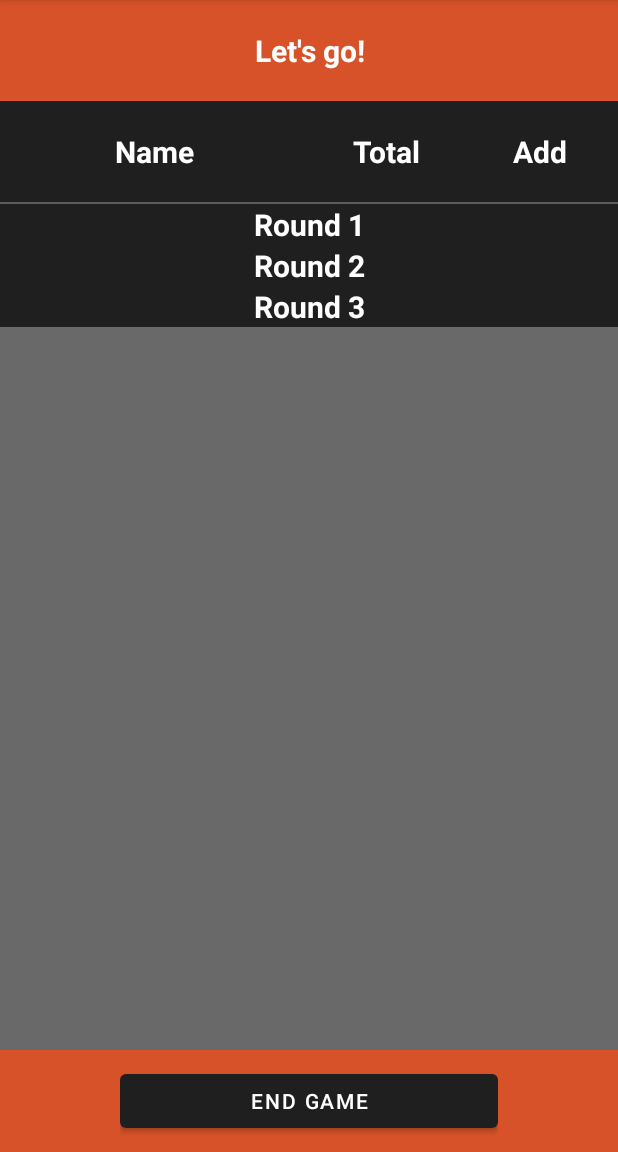
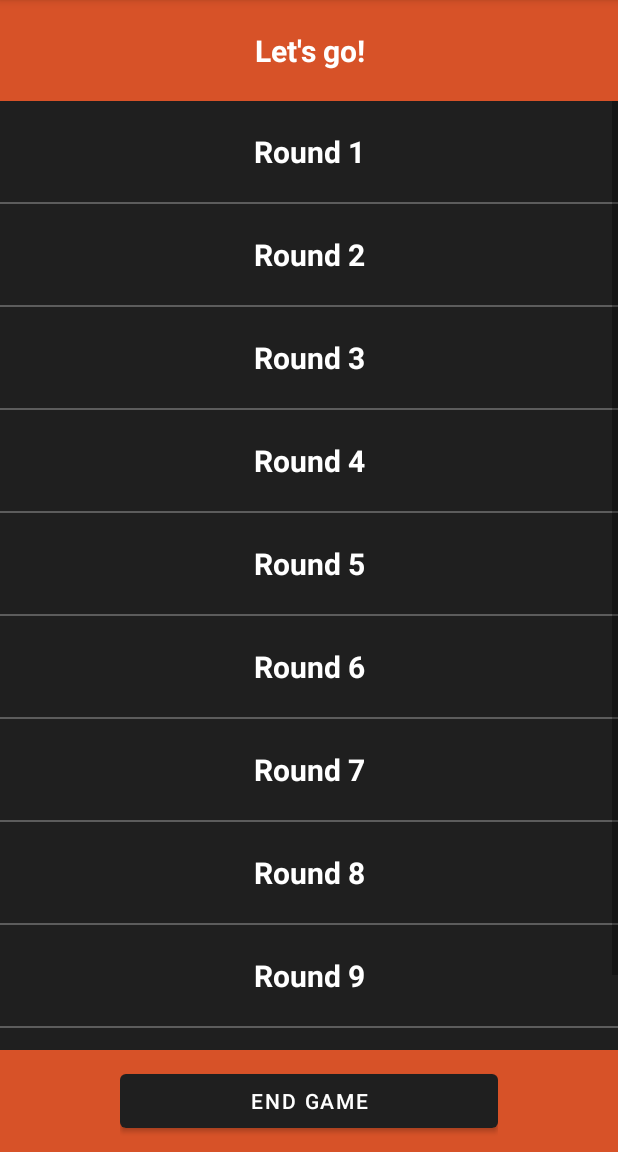
Before and after one commit to jpohlmeyer/scorekeeperkotlin, an Android app: the SkullKingGameFragment screen opened through its navigation route, on a phone screen of 412 x 824 dp, the part 84-1236 px from its top. Run offline under Robolectric (Android 15) with nearby library versions, the phone set to English and light mode, and no system bars; our stand-ins replace Dagger/Hilt's generated code; 6 statements that could not run were skipped.

Commit message:
Add layout for all rounds with dynamic player names

```diff
--- a/app/src/main/java/com/github/jpohlmeyer/scorekeeperkotlin/GameService.kt
+++ b/app/src/main/java/com/github/jpohlmeyer/scorekeeperkotlin/GameService.kt
@@ -1,7 +1,7 @@
 package com.github.jpohlmeyer.scorekeeperkotlin
 
 import com.github.jpohlmeyer.scorekeeperkotlin.model.Game
-import com.github.jpohlmeyer.scorekeeperkotlin.model.SimpleGame
+import com.github.jpohlmeyer.scorekeeperkotlin.model.simplegame.SimpleGame
 import javax.inject.Inject
 import javax.inject.Singleton
 
--- a/app/src/main/java/com/github/jpohlmeyer/scorekeeperkotlin/model/GameType.kt
+++ b/app/src/main/java/com/github/jpohlmeyer/scorekeeperkotlin/model/GameType.kt
@@ -1,5 +1,7 @@
 package com.github.jpohlmeyer.scorekeeperkotlin.model
 
+import com.github.jpohlmeyer.scorekeeperkotlin.model.simplegame.SimpleGame
+import com.github.jpohlmeyer.scorekeeperkotlin.model.skullkinggame.SkullKingGame
 import kotlin.reflect.KClass
 
 enum class GameType(val gameTypeName: String, val gameClass: KClass<out Game>){
--- a/app/src/main/java/com/github/jpohlmeyer/scorekeeperkotlin/model/SimpleGame.kt
+++ b/app/src/main/java/com/github/jpohlmeyer/scorekeeperkotlin/model/simplegame/SimpleGame.kt
@@ -1,5 +1,7 @@
-package com.github.jpohlmeyer.scorekeeperkotlin.model
+package com.github.jpohlmeyer.scorekeeperkotlin.model.simplegame
 
+import com.github.jpohlmeyer.scorekeeperkotlin.model.Game
+import com.github.jpohlmeyer.scorekeeperkotlin.model.Player
 import kotlin.reflect.KClass
 
 class SimpleGame : Game() {
--- a/app/src/main/java/com/github/jpohlmeyer/scorekeeperkotlin/model/SkullKingGame.kt
+++ b/app/src/main/java/com/github/jpohlmeyer/scorekeeperkotlin/model/skullkinggame/SkullKingGame.kt
@@ -1,8 +1,15 @@
-package com.github.jpohlmeyer.scorekeeperkotlin.model
+package com.github.jpohlmeyer.scorekeeperkotlin.model.skullkinggame
 
+import com.github.jpohlmeyer.scorekeeperkotlin.model.Game
+import com.github.jpohlmeyer.scorekeeperkotlin.model.Player
 import kotlin.reflect.KClass
 
 class SkullKingGame : Game() {
+
+    companion object {
+        val NUMBER_OF_ROUNDS = 10
+    }
+
     override val playerType: KClass<out Player> = SkullKingPlayer::class
 
     val playerList: MutableList<SkullKingPlayer>
--- a/app/src/main/java/com/github/jpohlmeyer/scorekeeperkotlin/screens/addplayers/AddPlayersFragment.kt
+++ b/app/src/main/java/com/github/jpohlmeyer/scorekeeperkotlin/screens/addplayers/AddPlayersFragment.kt
@@ -13,8 +13,8 @@ import androidx.recyclerview.widget.LinearLayoutManager
 import androidx.recyclerview.widget.RecyclerView
 import com.github.jpohlmeyer.scorekeeperkotlin.databinding.FragmentAddPlayersBinding
 import com.github.jpohlmeyer.scorekeeperkotlin.model.Player
-import com.github.jpohlmeyer.scorekeeperkotlin.model.SimpleGame
-import com.github.jpohlmeyer.scorekeeperkotlin.model.SkullKingGame
+import com.github.jpohlmeyer.scorekeeperkotlin.model.simplegame.SimpleGame
+import com.github.jpohlmeyer.scorekeeperkotlin.model.skullkinggame.SkullKingGame
 import com.github.jpohlmeyer.scorekeeperkotlin.screens.addplayers.playerlist.OnTouchListChangedListener
 import com.github.jpohlmeyer.scorekeeperkotlin.screens.addplayers.playerlist.OnStartDragListener
 import com.github.jpohlmeyer.scorekeeperkotlin.screens.addplayers.playerlist.PlayerListAdapter
--- a/app/src/main/java/com/github/jpohlmeyer/scorekeeperkotlin/screens/addplayers/AddPlayersViewModel.kt
+++ b/app/src/main/java/com/github/jpohlmeyer/scorekeeperkotlin/screens/addplayers/AddPlayersViewModel.kt
@@ -6,8 +6,6 @@ import androidx.lifecycle.ViewModel
 import com.github.jpohlmeyer.scorekeeperkotlin.GameService
 import com.github.jpohlmeyer.scorekeeperkotlin.model.Game
 import com.github.jpohlmeyer.scorekeeperkotlin.model.Player
-import com.github.jpohlmeyer.scorekeeperkotlin.model.SimpleGame
-import com.github.jpohlmeyer.scorekeeperkotlin.model.SimplePlayer
 import dagger.hilt.android.lifecycle.HiltViewModel
 import java.util.*
 import javax.inject.Inject
--- a/app/src/main/java/com/github/jpohlmeyer/scorekeeperkotlin/screens/addplayers/playerlist/PlayerListAdapter.kt
+++ b/app/src/main/java/com/github/jpohlmeyer/scorekeeperkotlin/screens/addplayers/playerlist/PlayerListAdapter.kt
@@ -1,14 +1,12 @@
 package com.github.jpohlmeyer.scorekeeperkotlin.screens.addplayers.playerlist
 
 import android.annotation.SuppressLint
-import android.util.Log
 import android.view.LayoutInflater
 import android.view.MotionEvent
 import android.view.ViewGroup
 import androidx.recyclerview.widget.RecyclerView
 import com.github.jpohlmeyer.scorekeeperkotlin.databinding.DraggableStringListItemBinding
 import com.github.jpohlmeyer.scorekeeperkotlin.model.Player
-import com.github.jpohlmeyer.scorekeeperkotlin.model.SimplePlayer
 import java.util.*
 
 class PlayerListAdapter(
--- a/app/src/main/java/com/github/jpohlmeyer/scorekeeperkotlin/screens/simplegame/SimpleGameFragment.kt
+++ b/app/src/main/java/com/github/jpohlmeyer/scorekeeperkotlin/screens/simplegame/SimpleGameFragment.kt
@@ -11,12 +11,9 @@ import androidx.lifecycle.Observer
 import androidx.navigation.fragment.findNavController
 import com.github.jpohlmeyer.scorekeeperkotlin.R
 import com.github.jpohlmeyer.scorekeeperkotlin.databinding.FragmentSimpleGameBinding
-import com.github.jpohlmeyer.scorekeeperkotlin.model.Player
-import com.github.jpohlmeyer.scorekeeperkotlin.model.SimplePlayer
+import com.github.jpohlmeyer.scorekeeperkotlin.model.simplegame.SimplePlayer
 import dagger.hilt.android.AndroidEntryPoint
 import android.view.inputmethod.EditorInfo
-
-import android.view.KeyEvent
 
 import android.widget.TextView
 
--- a/app/src/main/java/com/github/jpohlmeyer/scorekeeperkotlin/screens/simplegame/SimpleGameViewModel.kt
+++ b/app/src/main/java/com/github/jpohlmeyer/scorekeeperkotlin/screens/simplegame/SimpleGameViewModel.kt
@@ -4,9 +4,8 @@ import androidx.lifecycle.LiveData
 import androidx.lifecycle.MutableLiveData
 import androidx.lifecycle.ViewModel
 import com.github.jpohlmeyer.scorekeeperkotlin.GameService
-import com.github.jpohlmeyer.scorekeeperkotlin.model.Player
-import com.github.jpohlmeyer.scorekeeperkotlin.model.SimpleGame
-import com.github.jpohlmeyer.scorekeeperkotlin.model.SimplePlayer
+import com.github.jpohlmeyer.scorekeeperkotlin.model.simplegame.SimpleGame
+import com.github.jpohlmeyer.scorekeeperkotlin.model.simplegame.SimplePlayer
 import dagger.hilt.android.lifecycle.HiltViewModel
 import javax.inject.Inject
 
--- a/app/src/main/java/com/github/jpohlmeyer/scorekeeperkotlin/screens/skullkinggame/SkullKingGameFragment.kt
+++ b/app/src/main/java/com/github/jpohlmeyer/scorekeeperkotlin/screens/skullkinggame/SkullKingGameFragment.kt
@@ -11,7 +11,9 @@ import androidx.lifecycle.Observer
 import androidx.navigation.fragment.findNavController
 import com.github.jpohlmeyer.scorekeeperkotlin.R
 import com.github.jpohlmeyer.scorekeeperkotlin.databinding.FragmentSkullKingGameBinding
-import com.github.jpohlmeyer.scorekeeperkotlin.model.SkullKingPlayer
+import com.github.jpohlmeyer.scorekeeperkotlin.model.skullkinggame.SkullKingGame
+import com.github.jpohlmeyer.scorekeeperkotlin.model.skullkinggame.SkullKingPlayer
+import com.google.android.material.divider.MaterialDivider
 import dagger.hilt.android.AndroidEntryPoint
 
 @AndroidEntryPoint
@@ -22,7 +24,7 @@ class SkullKingGameFragment : Fragment() {
 
     private val viewModel: SkullKingGameViewModel by viewModels()
 
-    private var toggle = true
+    private var toggle = Array(SkullKingGame.NUMBER_OF_ROUNDS) { false }
 
     override fun onCreateView(
         inflater: LayoutInflater, container: ViewGroup?,
@@ -35,65 +37,53 @@ class SkullKingGameFragment : Fragment() {
     override fun onViewCreated(view: View, savedInstanceState: Bundle?) {
         initTable()
         binding.endButton.setOnClickListener(this::endGameButtonOnClick)
-        binding.accordiontest1.setOnClickListener(this::toggleAccordion)
     }
 
-    private fun toggleAccordion(view: View) {
-        // todo save accordion state in viewmodel?
-        val accordionIndex = binding.pointTable.indexOfChild(binding.accordiontest1)
-        if (toggle) {
-            for (i in viewModel.playerLiveData.indices) {
-                binding.pointTable.getChildAt(accordionIndex + i + 1).visibility = View.GONE
+    // todo toggle indicator on each round?
+    // todo mermaid/skullking bonus?
+    // TODO add end round button?
+    private fun initTable() {
+        for (roundIndex in 1..SkullKingGame.NUMBER_OF_ROUNDS) {
+            val roundRow = layoutInflater.inflate(R.layout.skull_king_game_round, binding.pointTable, false)
+            roundRow.findViewById<TextView>(R.id.roundtext).text = "Round $roundIndex"
+            binding.pointTable.addView(roundRow)
+
+            val roundHeadRow = layoutInflater.inflate(R.layout.skull_king_game_head_row, binding.pointTable, false)
+            roundHeadRow.visibility = View.GONE
+            binding.pointTable.addView(roundHeadRow)
+
+            for (playerIndex in viewModel.playerLiveData.indices) {
+                val playerRow = layoutInflater.inflate(R.layout.skull_king_game_row, binding.pointTable, false)
+                playerRow.visibility = View.GONE
+
+                val playerName = playerRow.findViewById<TextView>(R.id.name)
+                val playerObserver = Observer<SkullKingPlayer> { player ->
+                    playerName.text = player.name
+                }
+                viewModel.playerLiveData[playerIndex].observe(viewLifecycleOwner, playerObserver)
+
+                binding.pointTable.addView(playerRow)
             }
-        } else {
-            for (i in viewModel.playerLiveData.indices) {
-                binding.pointTable.getChildAt(accordionIndex + i + 1).visibility = View.VISIBLE
+            val divider = MaterialDivider(requireContext())
+            binding.pointTable.addView(divider)
+
+            roundRow.setOnClickListener {
+                val roundRowTableIndex = binding.pointTable.indexOfChild(roundRow)
+                if (toggle[roundIndex - 1]) {
+                    for (i in 1..(viewModel.playerLiveData.size + 1)) {
+                        binding.pointTable.getChildAt(roundRowTableIndex + i).visibility = View.GONE
+                    }
+                } else {
+                    for (i in 1..(viewModel.playerLiveData.size + 1)) {
+                        binding.pointTable.getChildAt(roundRowTableIndex + i).visibility = View.VISIBLE
+                    }
+                }
+                toggle[roundIndex - 1] = !toggle[roundIndex - 1]
             }
         }
-        toggle = !toggle
+        // toggle round 1
+        binding.pointTable.getChildAt(0).callOnClick()
     }
-
-    private fun initTable() {
-        val accordionIndex = binding.pointTable.indexOfChild(binding.accordiontest1)
-        for (i in viewModel.playerLiveData.indices) {
-            val tableRow = layoutInflater.inflate(R.layout.simple_game_row, binding.pointTable, false)
-            val playerName = tableRow.findViewById<TextView>(R.id.name)
-            val playerObserver = Observer<SkullKingPlayer> { player ->
-                playerName.text = player.name
-            }
-            viewModel.playerLiveData[i].observe(viewLifecycleOwner, playerObserver)
-            binding.pointTable.addView(tableRow, accordionIndex + i + 1)
-        }
-    }
-
-//    private fun initTable() {
-//        for (i in viewModel.playerLiveData.indices) {
-//            val tableRow = layoutInflater.inflate(R.layout.simple_game_row, binding.pointTable, false)
-//            val playerName = tableRow.findViewById<TextView>(R.id.name)
-//            val totalPoints: TextView = tableRow.findViewById(R.id.totalpoints)
-//            val newPoints: EditText = tableRow.findViewById(R.id.addpoints)
-//            val submitButton: ImageButton = tableRow.findViewById(R.id.add_points_button)
-//            newPoints.setOnEditorActionListener(OnEditorActionListener { _, actionId, _ ->
-//                if (actionId == EditorInfo.IME_ACTION_DONE) {
-//                    submitButton.performClick()
-//                    return@OnEditorActionListener true
-//                }
-//                false
-//            })
-//            submitButton.setOnClickListener {
-//                if (newPoints.text.isNotEmpty()) {
-//                    viewModel.addPoints(i, (newPoints.text.toString()).toInt())
-//                    newPoints.setText("")
-//                }
-//            }
-//            binding.pointTable.addView(tableRow)
-//            val playerObserver = Observer<SimplePlayer> { player ->
-//                playerName.text = player.name
-//                totalPoints.text = player.points.toString()
-//            }
-//            viewModel.playerLiveData[i].observe(viewLifecycleOwner, playerObserver)
-//        }
-//    }
 
     private fun endGameButtonOnClick(view: View) {
         val action = SkullKingGameFragmentDirections.actionSkullKingGameFragmentToStartFragment()
--- a/app/src/main/java/com/github/jpohlmeyer/scorekeeperkotlin/screens/skullkinggame/SkullKingGameViewModel.kt
+++ b/app/src/main/java/com/github/jpohlmeyer/scorekeeperkotlin/screens/skullkinggame/SkullKingGameViewModel.kt
@@ -4,8 +4,8 @@ import androidx.lifecycle.LiveData
 import androidx.lifecycle.MutableLiveData
 import androidx.lifecycle.ViewModel
 import com.github.jpohlmeyer.scorekeeperkotlin.GameService
-import com.github.jpohlmeyer.scorekeeperkotlin.model.SkullKingGame
-import com.github.jpohlmeyer.scorekeeperkotlin.model.SkullKingPlayer
+import com.github.jpohlmeyer.scorekeeperkotlin.model.skullkinggame.SkullKingGame
+import com.github.jpohlmeyer.scorekeeperkotlin.model.skullkinggame.SkullKingPlayer
 import dagger.hilt.android.lifecycle.HiltViewModel
 import javax.inject.Inject
 
@@ -26,5 +26,4 @@ class SkullKingGameViewModel @Inject constructor(
             _playerLiveData.add(MutableLiveData(player))
         }
     }
-
 }
--- a/app/src/main/res/layout/fragment_skull_king_game.xml
+++ b/app/src/main/res/layout/fragment_skull_king_game.xml
@@ -40,120 +40,6 @@
             android:layout_height="wrap_content"
             android:stretchColumns="*">
 
-            <TableRow
-                android:paddingTop="20dp"
-                android:paddingBottom="20dp"
-                android:gravity="center"
-                android:layout_width="wrap_content"
-                android:layout_height="wrap_content"
-                android:weightSum="1"
-                android:background="@color/dark_gray"
-                >
-
-                <TextView
-                    android:id="@+id/namehead"
-                    android:textSize="20sp"
-                    android:textStyle="bold"
-                    android:gravity="center"
-                    android:layout_width="0dp"
-                    android:layout_height="wrap_content"
-                    android:text="Name"
-                    android:layout_weight="0.5"
-                    android:textColor="@color/white"
-                    />
-
-                <TextView
-                    android:id="@+id/totalpointshead"
-                    android:textSize="20sp"
-                    android:textStyle="bold"
-                    android:gravity="center"
-                    android:layout_width="0dp"
-                    android:layout_height="match_parent"
-                    android:text="Total"
-                    android:layout_weight="0.25"
-                    android:textColor="@color/white"
-                    />
-
-                <TextView
-                    android:id="@+id/addpointshead"
-                    android:textSize="20sp"
-                    android:textStyle="bold"
-                    android:gravity="center"
-                    android:layout_width="0dp"
-                    android:layout_height="match_parent"
-                    android:text="Add"
-                    android:layout_weight="0.25"
-                    android:textColor="@color/white"
-                    />
-
-            </TableRow>
-
-            <com.google.android.material.divider.MaterialDivider
-                android:id="@+id/divider"
-                android:layout_width="match_parent"
-                android:layout_height="wrap_content"
-                />
-
-            <TableRow
-                android:id="@+id/accordiontest1"
-                android:gravity="center"
-                android:layout_width="wrap_content"
-                android:layout_height="wrap_content"
-                android:weightSum="1"
-                android:background="@color/dark_gray">
-
-                <TextView
-                    android:textSize="20sp"
-                    android:textStyle="bold"
-                    android:gravity="center"
-                    android:layout_width="0dp"
-                    android:layout_height="match_parent"
-                    android:text="Round 1"
-                    android:layout_weight="1"
-                    android:textColor="@color/white"
-                    />
-            </TableRow>
-
-            <TableRow
-                android:id="@+id/accordiontest2"
-                android:gravity="center"
-                android:layout_width="wrap_content"
-                android:layout_height="wrap_content"
-                android:weightSum="1"
-                android:background="@color/dark_gray">
-
-                <TextView
-                    android:textSize="20sp"
-                    android:textStyle="bold"
-                    android:gravity="center"
-                    android:layout_width="0dp"
-                    android:layout_height="match_parent"
-                    android:text="Round 2"
-                    android:layout_weight="1"
-                    android:textColor="@color/white"
-                    />
-            </TableRow>
-
-            <TableRow
-                android:id="@+id/accordiontest3"
-                android:gravity="center"
-                android:layout_width="wrap_content"
-                android:layout_height="wrap_content"
-                android:weightSum="1"
-                android:background="@color/dark_gray">
-
-                <TextView
-                    android:textSize="20sp"
-                    android:textStyle="bold"
-                    android:gravity="center"
-                    android:layout_width="0dp"
-                    android:layout_height="match_parent"
-                    android:text="Round 3"
-                    android:layout_weight="1"
-                    android:textColor="@color/white"
-                    />
-            </TableRow>
-
         </TableLayout>
 
     </ScrollView>
--- /dev/null
+++ b/app/src/main/res/layout/skull_king_game_round.xml
@@ -0,0 +1,23 @@
+<?xml version="1.0" encoding="utf-8"?>
+<TableRow xmlns:android="http://schemas.android.com/apk/res/android"
+    android:id="@+id/accordion"
+    android:paddingTop="20dp"
+    android:paddingBottom="20dp"
+    android:gravity="center"
+    android:layout_width="wrap_content"
+    android:layout_height="wrap_content"
+    android:weightSum="1"
+    android:background="@color/dark_gray">
+
+    <TextView
+        android:id="@+id/roundtext"
+        android:textSize="20sp"
+        android:textStyle="bold"
+        android:gravity="center"
+        android:layout_width="0dp"
+        android:layout_height="match_parent"
+        android:text="Round X"
+        android:layout_weight="1"
+        android:textColor="@color/white"
+        />
+</TableRow>
```
Also changed, not shown: app/src/main/java/com/github/jpohlmeyer/scorekeeperkotlin/model/SimplePlayer.kt (deleted, +0 -7 lines), app/src/main/java/com/github/jpohlmeyer/scorekeeperkotlin/model/SkullKingPlayer.kt (deleted, +0 -11 lines), app/src/main/java/com/github/jpohlmeyer/scorekeeperkotlin/model/simplegame/SimplePlayer.kt (added, +9 -0 lines), app/src/main/java/com/github/jpohlmeyer/scorekeeperkotlin/model/skullkinggame/SkullKingPlayer.kt (added, +21 -0 lines), app/src/main/java/com/github/jpohlmeyer/scorekeeperkotlin/model/skullkinggame/SkullKingRound.kt (added, +29 -0 lines), app/src/main/res/layout/skull_king_game_head_row.xml (added, +46 -0 lines), app/src/main/res/layout/skull_king_game_row.xml (added, +49 -0 lines).
